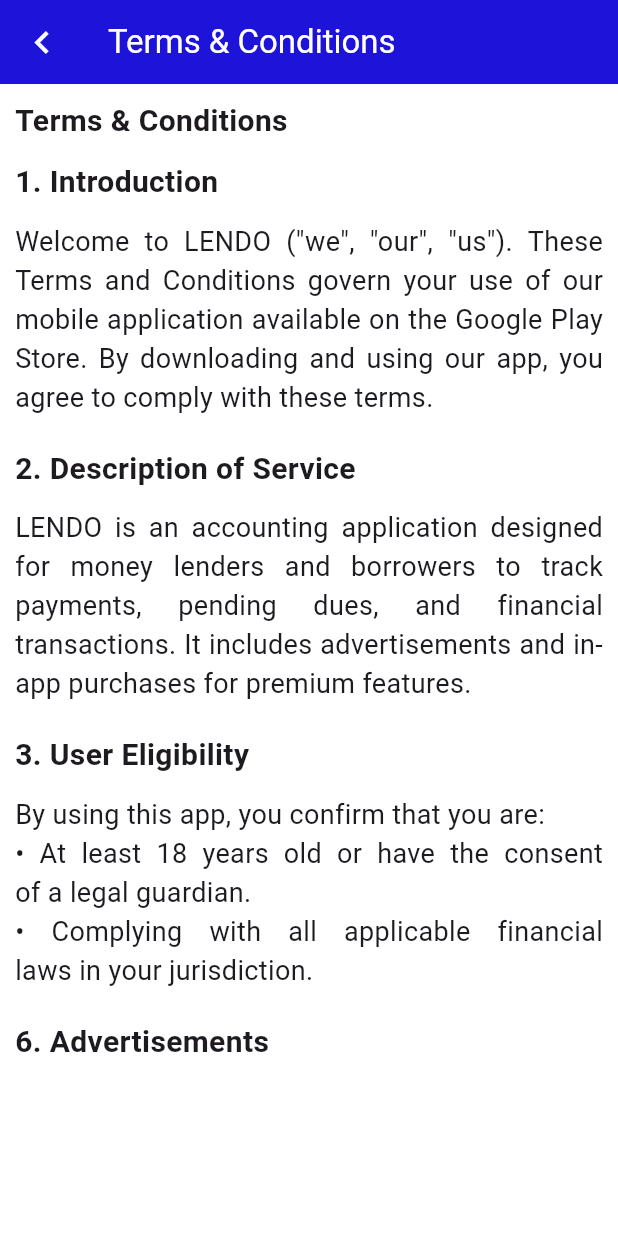
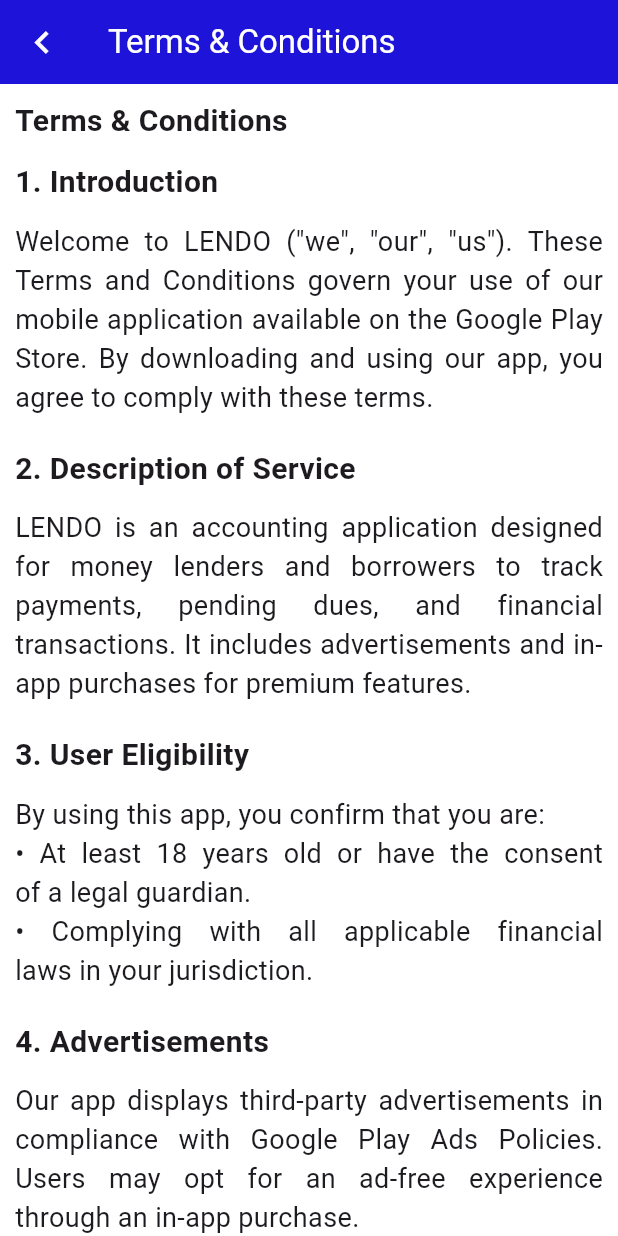
Before and after one commit to AthiraaAthi/Accounting_app, a Flutter app: the TermsConditions screen opened directly, on a phone screen of 412 x 824 dp. Run offline on Flutter 3.47's test engine with Material 3 defaults, Android fonts, the phone set to English and light mode, and no system bars; our stand-ins replace bloc, cloud_firestore, dartz, firebase_auth, firebase_core, flutter_bloc and 8 more; accounts and stored records are empty; network calls fail; statements that could not run were skipped.

Commit message:
update advertisement section in TermsConditions widget to reflect new compliance information and adjust numbering

```diff
--- a/lib/view/utils/Settings/options_screens/terms_conditions.dart
+++ b/lib/view/utils/Settings/options_screens/terms_conditions.dart
@@ -86,10 +86,15 @@ class _TermsConditionsState extends State<TermsConditions> {
               ),
               nextSpace,
               Text(
-                "6. Advertisements",
+                "4. Advertisements",
                 style: pointsStyle,
               ),
               titleSpace,
+              Text(
+                ''' Our app displays third-party advertisements in compliance with Google Play Ads Policies. Users may opt for an ad-free experience through an in-app purchase.''',
+                textAlign: TextAlign.justify,
+                style: explainationStyle,
+              )
             ],
           ),
         ),
```
